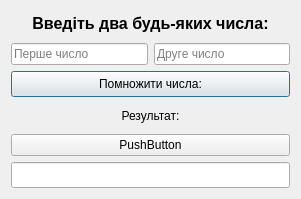
Before: the Qt Designer form dialog4.ui in disbat/disbat_project_2015_01, drawn with Qt 5.
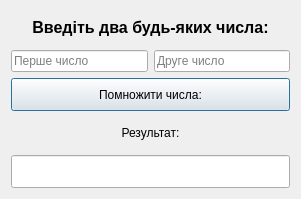
After: the same form once the commit is applied.

Commit message:
Maryana Smirnova
#4

Diff of the .ui file:
```diff
--- a/dialog4.ui
+++ b/dialog4.ui
@@ -77,13 +77,6 @@
      </property>
     </widget>
    </item>
-   <item>
-    <widget class="QPushButton" name="pushButton_2">
-     <property name="text">
-      <string>PushButton</string>
-     </property>
-    </widget>
-   </item>
    <item>
     <widget class="QLineEdit" name="lineEdit_4">
      <property name="sizePolicy">
```
Left out of the diff: 1 changed line with no effect on the pictures. The commit also changes 1 other file.
